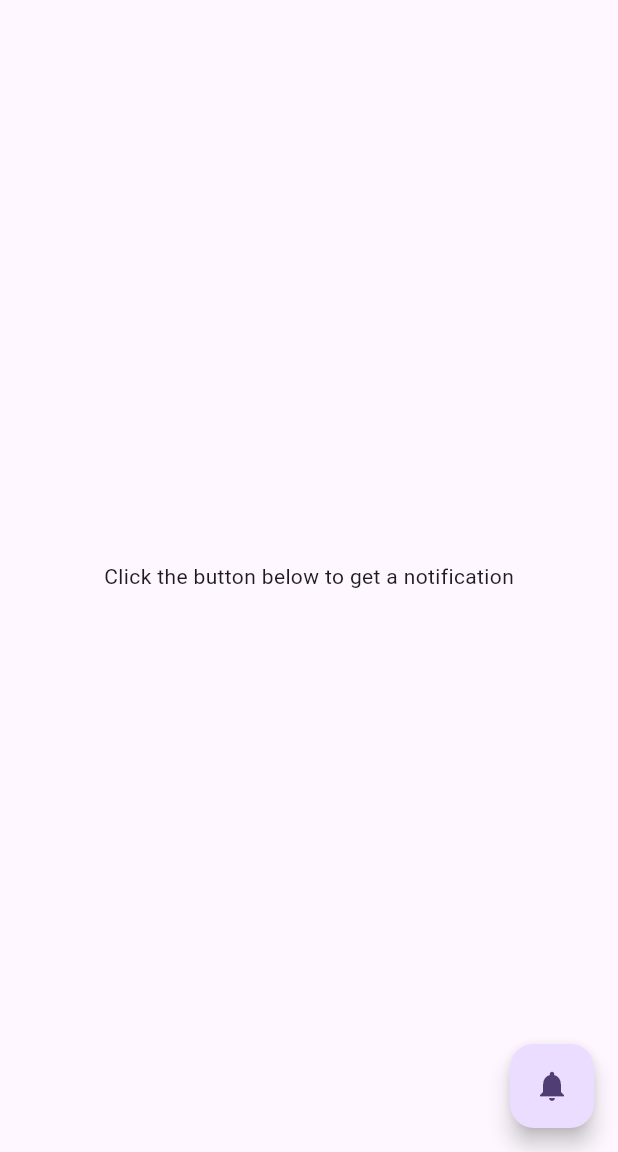
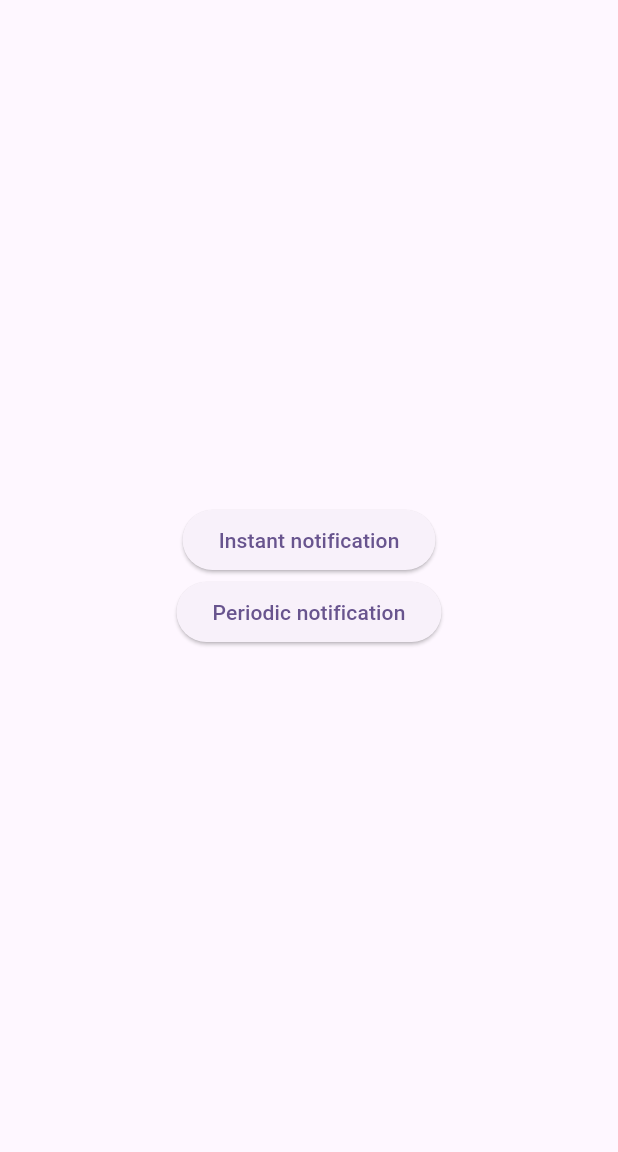
Before and after one commit to mahmoudsfares/push_notifications_sample, a Flutter app: the screen it shows after launch, on a phone screen of 412 x 824 dp, the part 84-1236 px from its top. Run offline on Flutter 3.47's test engine with Material 3 defaults, Android fonts, the phone set to English and light mode, and no system bars; our stand-ins replace flutter_local_notifications, fluttertoast, permission_handler.

Commit message:
Add periodic notifications

```diff
--- a/lib/main.dart
+++ b/lib/main.dart
@@ -1,4 +1,5 @@
 import 'package:flutter/material.dart';
+import 'package:flutter_local_notifications/flutter_local_notifications.dart';
 import 'package:fluttertoast/fluttertoast.dart';
 import 'package:permission_handler/permission_handler.dart';
 import 'package:push_notifications_sample/local_notification_service.dart';
@@ -28,14 +29,6 @@ class MyHomePage extends StatelessWidget {
 
   MyHomePage({super.key});
 
-  void _triggerNotification() async {
-    if(await Permission.notification.isDenied){
-      Fluttertoast.showToast(msg: 'Notifications permission is denied');
-      return;
-    }
-    _service.showAndroidNotification('hey', 'this is a notification');
-  }
-
   @override
   Widget build(BuildContext context) {
     // TODO 14: initialize notifications service
@@ -45,12 +38,27 @@ class MyHomePage extends StatelessWidget {
         backgroundColor: Theme.of(context).colorScheme.inversePrimary,
         title: const Text('Push Notifications'),
       ),
-      body: const Center(child: Text('Click the button below to get a notification')),
-      floatingActionButton: FloatingActionButton(
-        // TODO 15: call the method that shows the notification
-        onPressed: _triggerNotification,
-        child: const Icon(Icons.notifications),
+      body: Center(
+        child: Column(
+          mainAxisAlignment: MainAxisAlignment.center,
+          children: [
+            // TODO 15: call the notification triggering method
+            ElevatedButton(onPressed: () => _triggerNotification(), child: const Text('Instant notification')),
+            ElevatedButton(
+              onPressed: () => _triggerNotification(repeatInterval: RepeatInterval.everyMinute),
+              child: const Text('Periodic notification'),
+            ),
+          ],
+        ),
       ),
     );
   }
+
+  Future<void> _triggerNotification({RepeatInterval? repeatInterval}) async {
+    if (await Permission.notification.isDenied) {
+      Fluttertoast.showToast(msg: 'Notifications permission is denied');
+      return;
+    }
+    _service.showAndroidNotification('hey', 'this is a notification', repeatInterval: repeatInterval);
+  }
 }
```
Also changed, not shown: lib/local_notification_service.dart (+6 -2 lines), 1 other file.
